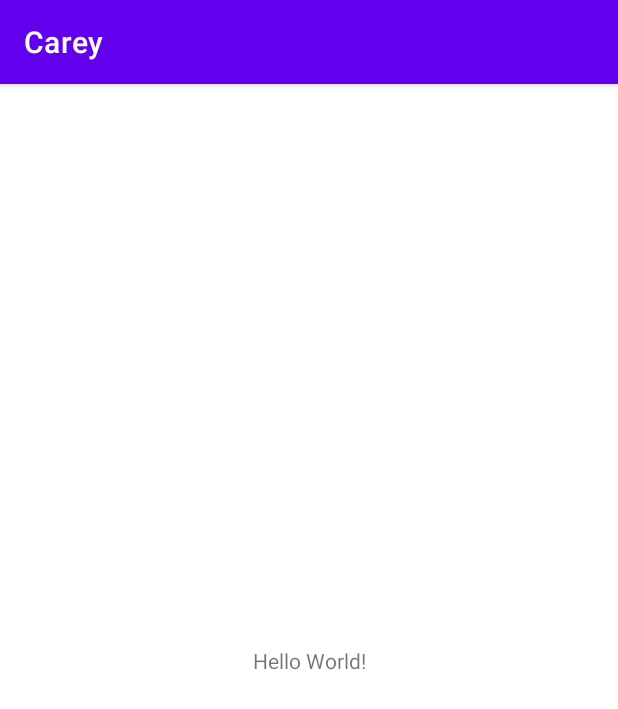
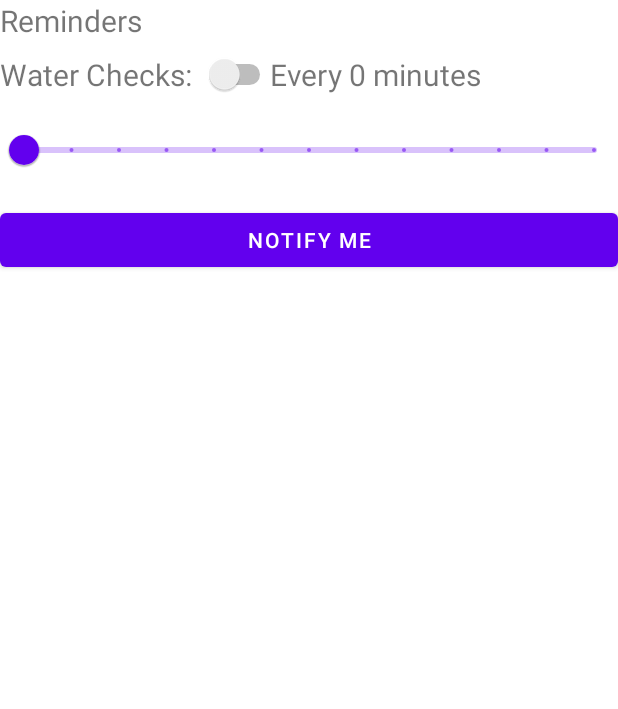
Before and after one commit to JoshMcGiff/CareyMobileApp, an Android app: the screen it shows after launch (MainActivity), on a phone screen of 412 x 824 dp. Shown: the top 709 px of the screen. Run offline under Robolectric (Android 15) with nearby library versions, the phone set to English and light mode, and no system bars.

Commit message:
Reminder functionality created + UI elements added

```diff
--- a/app/src/main/java/com/compscicoolkids/carey/MainActivity.java
+++ b/app/src/main/java/com/compscicoolkids/carey/MainActivity.java
@@ -1,14 +1,67 @@
 package com.compscicoolkids.carey;
 
 import androidx.appcompat.app.AppCompatActivity;
+import androidx.core.app.NotificationCompat;
+import androidx.core.app.NotificationManagerCompat;
 
+import android.app.NotificationChannel;
+import android.app.NotificationManager;
+import android.os.Build;
 import android.os.Bundle;
+import android.view.View;
+import android.widget.Button;
+import android.widget.TextView;
+
+import com.google.android.material.slider.Slider;
 
 public class MainActivity extends AppCompatActivity {
 
+    Button notifyBtn;
+    Slider waterSlider;
+    TextView waterFrequency;
     @Override
     protected void onCreate(Bundle savedInstanceState) {
         super.onCreate(savedInstanceState);
         setContentView(R.layout.activity_main);
+
+        notifyBtn = findViewById(R.id.notify_btn);
+        waterSlider = findViewById(R.id.waterSlider);
+        waterFrequency = findViewById(R.id.waterFrequency);
+
+        if(Build.VERSION.SDK_INT >= Build.VERSION_CODES.O){
+            NotificationChannel channel = new NotificationChannel("Water Reminder", "Water Reminder", NotificationManager.IMPORTANCE_HIGH);
+            NotificationManager manager = getSystemService(NotificationManager.class);
+            manager.createNotificationChannel(channel);
+        }
+
+        notifyBtn.setOnClickListener(new View.OnClickListener() {
+            @Override
+            public void onClick(View v){
+                NotificationCompat.Builder builder = new NotificationCompat.Builder(MainActivity.this, "Water Reminder");
+                builder.setContentTitle("My water reminder");
+                builder.setContentText("Drink water bitch");
+                builder.setSmallIcon(R.drawable.ic_launcher_background);
+                builder.setAutoCancel(true);
+                builder.setPriority(NotificationCompat.PRIORITY_DEFAULT);
+                NotificationManagerCompat managerCompat = NotificationManagerCompat.from(MainActivity.this);
+                managerCompat.notify(1, builder.build());
+            }
+        });
+        waterFrequency.setText("Every " + (int) waterSlider.getValue() + " minutes");
+        waterSlider.addOnSliderTouchListener(touchListener);
     }
+
+    private final Slider.OnSliderTouchListener touchListener =
+            new Slider.OnSliderTouchListener() {
+                @Override
+                public void onStartTrackingTouch(Slider slider) {
+
+                }
+
+                @Override
+                public void onStopTrackingTouch(Slider slider) {
+                    waterFrequency.setText("Every " + (int) slider.getValue() + " minutes");
+                }
+
+            };
 }
--- a/app/src/main/res/layout/activity_main.xml
+++ b/app/src/main/res/layout/activity_main.xml
@@ -7,12 +7,62 @@
     tools:context=".MainActivity">
 
     <TextView
+        android:layout_width="match_parent"
+        android:layout_height="wrap_content"
+        android:text="Reminders"
+        android:textAlignment="viewStart"
+        android:textSize="20sp"
+        app:layout_constraintTop_toTopOf="parent" />
+
+    <TextView
+        android:layout_width="match_parent"
+        android:layout_height="wrap_content"
+        android:layout_marginTop="36dp"
+        android:text="Water Checks:"
+        android:textAlignment="viewStart"
+        android:textSize="20sp"
+        app:layout_constraintTop_toTopOf="parent"
+        tools:layout_editor_absoluteX="0dp" />
+
+    <Switch
+        android:id="@+id/switch1"
         android:layout_width="wrap_content"
         android:layout_height="wrap_content"
-        android:text="Hello World!"
-        app:layout_constraintBottom_toBottomOf="parent"
-        app:layout_constraintLeft_toLeftOf="parent"
-        app:layout_constraintRight_toRightOf="parent"
+        android:layout_marginStart="136dp"
+        android:layout_marginTop="36dp"
+        app:layout_constraintStart_toStartOf="parent"
+        app:layout_constraintTop_toTopOf="parent" />
+
+    <TextView
+        android:id="@+id/waterFrequency"
+        android:layout_width="338dp"
+        android:layout_height="27dp"
+        android:layout_marginStart="180dp"
+        android:layout_marginTop="36dp"
+        android:text="Every  minutes"
+        android:textAlignment="viewStart"
+        android:textSize="20sp"
+        app:layout_constraintStart_toStartOf="parent"
+        app:layout_constraintTop_toTopOf="parent" />
+
+    <Button
+        android:id="@+id/notify_btn"
+        android:layout_width="match_parent"
+        android:layout_height="wrap_content"
+        android:layout_marginTop="136dp"
+        android:text="Notify Me"
+        app:layout_constraintTop_toTopOf="parent"
+        tools:layout_editor_absoluteX="0dp" />
+
+    <com.google.android.material.slider.Slider
+        android:id="@+id/waterSlider"
+        android:layout_width="match_parent"
+        android:layout_height="wrap_content"
+        android:layout_marginTop="76dp"
+        android:stepSize="5"
+        android:valueFrom="0"
+        android:valueTo="60"
+        app:layout_constraintStart_toStartOf="parent"
         app:layout_constraintTop_toTopOf="parent" />
 
 </androidx.constraintlayout.widget.ConstraintLayout>
--- a/app/src/main/res/values/themes.xml
+++ b/app/src/main/res/values/themes.xml
@@ -1,6 +1,6 @@
 <resources xmlns:tools="http://schemas.android.com/tools">
     <!-- Base application theme. -->
-    <style name="Theme.Carey" parent="Theme.MaterialComponents.DayNight.DarkActionBar">
+    <style name="Theme.Carey" parent="Theme.MaterialComponents.DayNight.NoActionBar">
         <!-- Primary brand color. -->
         <item name="colorPrimary">@color/purple_500</item>
         <item name="colorPrimaryVariant">@color/purple_700</item>
```
